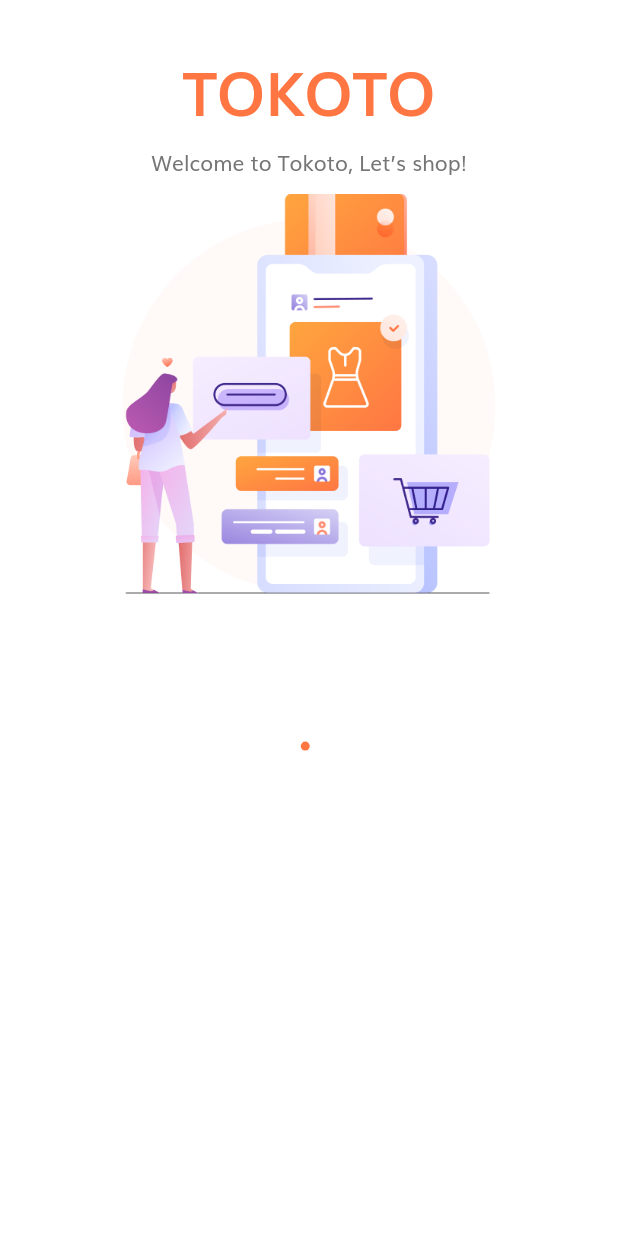
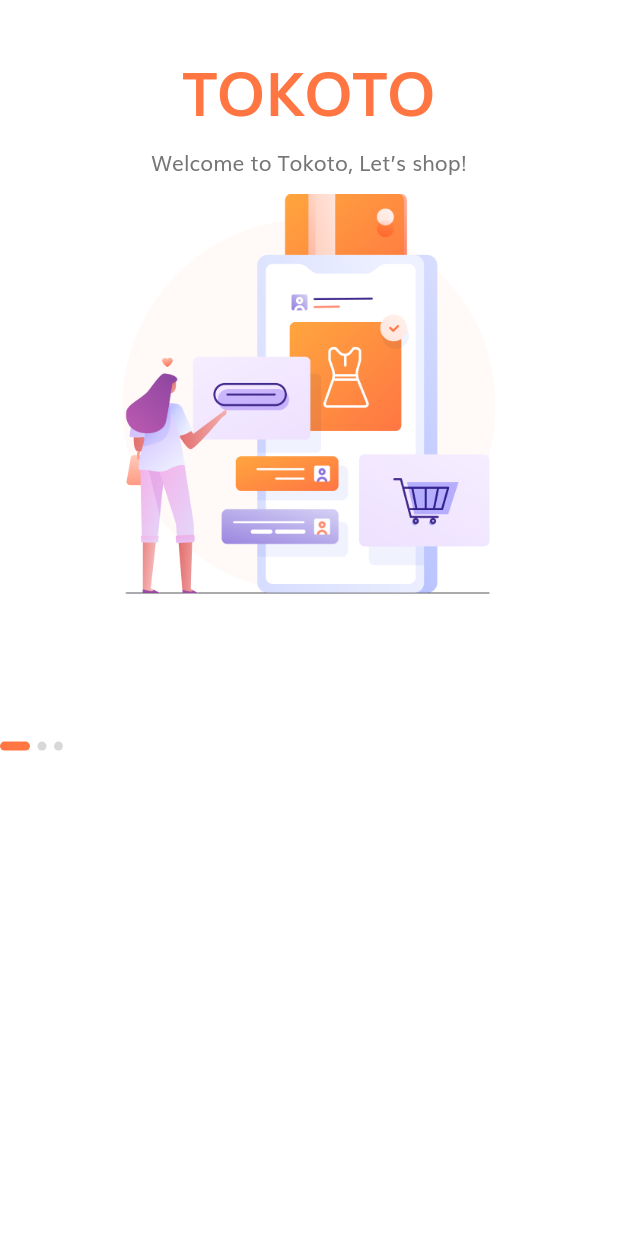
Before and after one commit to trungb19/E-Ecommerce, a Flutter app: the screen it shows after launch, on a phone screen of 412 x 824 dp. Run offline on Flutter 3.47's test engine with Material 2 defaults, Android fonts, the phone set to English and light mode, and no system bars.

Commit message:
set state

```diff
--- a/lib/screens/splash/components/body.dart
+++ b/lib/screens/splash/components/body.dart
@@ -9,6 +9,7 @@ class Body extends StatefulWidget {
 }
 
 class _BodyState extends State<Body> {
+  int currentPage = 0;
   List<Map<String, String>> splashData = [
     {
       "text": "Welcome to Tokoto, Let’s shop!",
@@ -44,7 +45,12 @@ class _BodyState extends State<Body> {
             Expanded(
               flex: 2,
               child: Column(
-                children: <Widget>[builtDot()],
+                children: <Widget>[
+                  Row(
+                    children: List.generate(
+                        splashData.length, (index) => builtDot(index)),
+                  )
+                ],
               ),
             ),
           ],
@@ -53,13 +59,15 @@ class _BodyState extends State<Body> {
     );
   }
 
-  Container builtDot() {
+  Container builtDot(int index) {
     return Container(
       margin: EdgeInsets.only(right: 5),
       height: 6,
-      width: 6,
+      width: currentPage == index ? 20 : 6,
       decoration: BoxDecoration(
-          color: kPrimaryColor, borderRadius: BorderRadius.circular(3)),
+        color: currentPage == index ? kPrimaryColor : Color(0xFFD8D8D8),
+        borderRadius: BorderRadius.circular(3),
+      ),
     );
   }
 }
```
